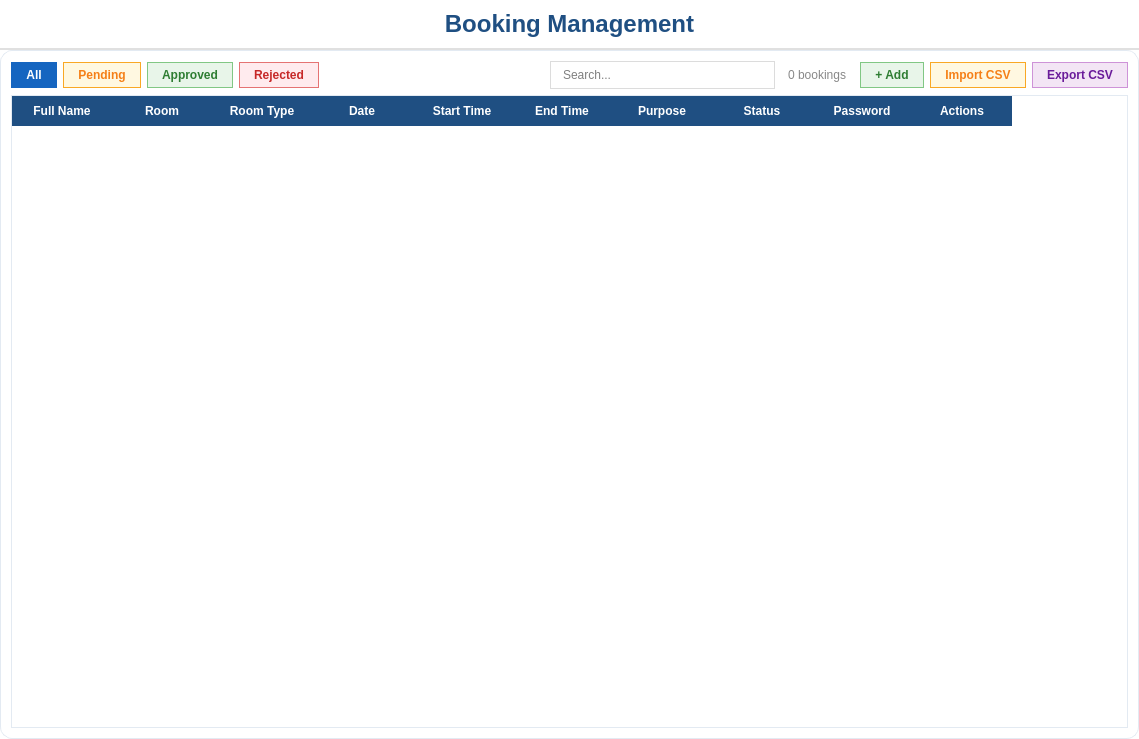
First picture: the form in ui/BookingManagement.ui, repository maihuybao/SmartLockUEL, before the edit.
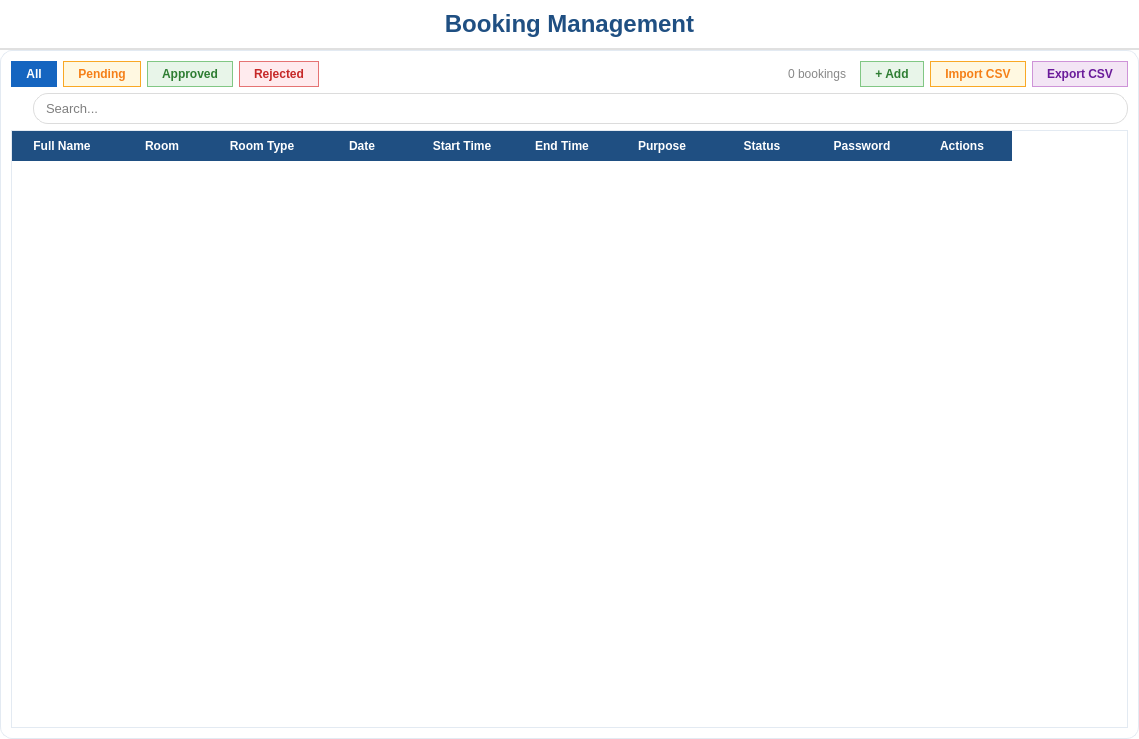
Second picture: the form after the edit. Icons and pictures are not drawn.

Commit message:
Add search icon to management UIs, update logo
Replace standalone search QLineEdit with a compact HBox containing a search icon and a styled QLineEdit across BookingManagement, DeviceManagement, RoomManagement, and Users UIs to unify appearance and spacing. Add images/search.png asset and remove images/update.png. Also update MainWindow.ui to use ../images/UEL_Logo.png for the logo path. .DS_Store was updated (binary change).

Diff of the .ui file:
```diff
--- a/ui/BookingManagement.ui
+++ b/ui/BookingManagement.ui
@@ -145,22 +145,6 @@
             </property>
            </spacer>
           </item>
-          <item>
-           <widget class="QLineEdit" name="lineEditSearch">
-            <property name="minimumSize">
-             <size>
-              <width>160</width>
-              <height>0</height>
-             </size>
-            </property>
-            <property name="styleSheet">
-             <string notr="true">QLineEdit { color: black; padding: 5px 10px; border: 1px solid #dcdcdc; border-radius: 15px; font-size: 12px; } QLineEdit:focus { border: 1px solid #1f4f82; }</string>
-            </property>
-            <property name="placeholderText">
-             <string>Search...</string>
-            </property>
-           </widget>
-          </item>
           <item>
            <widget class="QLabel" name="lblCount">
             <property name="styleSheet">
@@ -203,6 +187,30 @@
           </item>
          </layout>
         </item>
+        <item>
+         <layout class="QHBoxLayout" name="searchLayout">
+          <property name="spacing"><number>6</number></property>
+          <item>
+           <widget class="QLabel" name="lblSearchIcon">
+            <property name="minimumSize"><size><width>16</width><height>16</height></size></property>
+            <property name="maximumSize"><size><width>16</width><height>16</height></size></property>
+            <property name="pixmap"><pixmap>../images/search.png</pixmap></property>
+            <property name="scaledContents"><bool>true</bool></property>
+            <property name="styleSheet"><string notr="true">background: transparent; border: none;</string></property>
+           </widget>
+          </item>
+          <item>
+           <widget class="QLineEdit" name="lineEditSearch">
+            <property name="styleSheet">
+             <string notr="true">QLineEdit { color: black; padding: 6px 10px; border: 1px solid #dcdcdc; border-radius: 15px; font-size: 13px; } QLineEdit:focus { border: 1px solid #1f4f82; }</string>
+            </property>
+            <property name="placeholderText">
+             <string>Search...</string>
+            </property>
+           </widget>
+          </item>
+         </layout>
+        </item>
         <item>
          <widget class="QTableWidget" name="tableWidgetBookings">
           <property name="styleSheet">
```
The commit also changes 7 other files.
